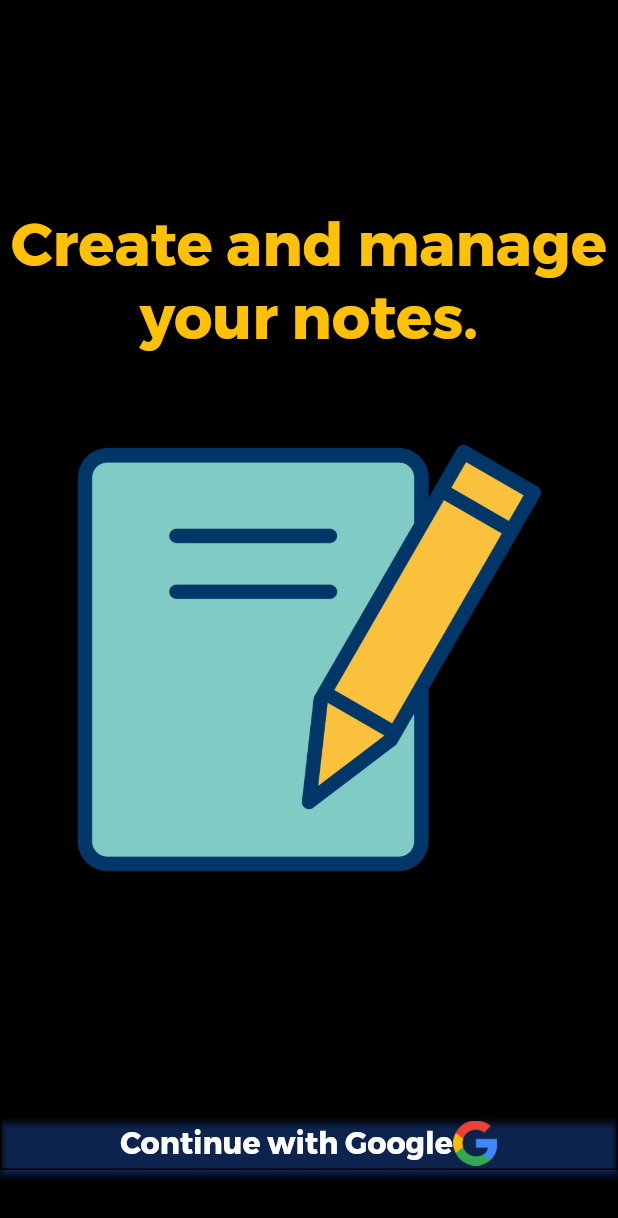
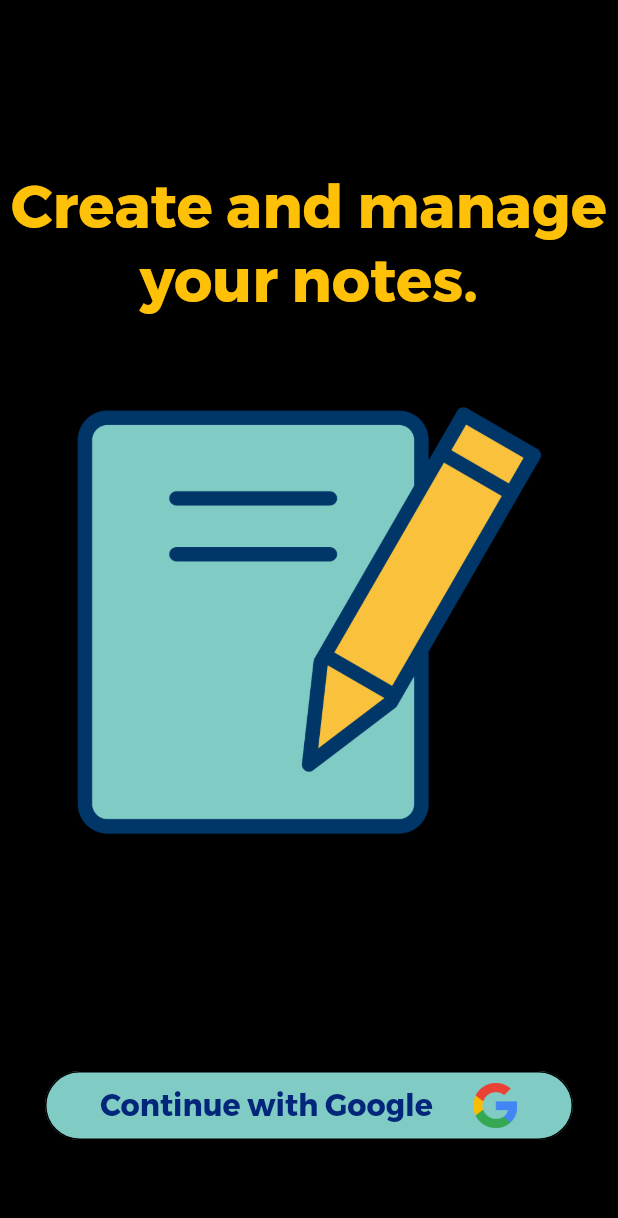
Before and after one commit to TayebwaBrunoBusinge/Notes101, a Flutter app: the screen it shows after launch, after a tap on "Continue with Google", on a phone screen of 412 x 824 dp. Shown: the top 1218 px of the screen. Run offline on Flutter 3.47's test engine with Material 2 defaults, Android fonts, the phone set to English and light mode, and no system bars; our stand-ins replace cloud_firestore, firebase_auth, firebase_core, google_sign_in; accounts and stored records are empty.

Commit message:
Redo first commit

```diff
--- /dev/null
+++ b/lib/backend/googleSignIn.dart
@@ -0,0 +1,61 @@
+import 'package:flutter/material.dart';
+import 'package:google_sign_in/google_sign_in.dart';
+import 'package:firebase_auth/firebase_auth.dart';
+import 'package:cloud_firestore/cloud_firestore.dart';
+import 'package:notes101/routes/homepage.dart';
+
+GoogleSignIn googleSignIn = GoogleSignIn();
+FirebaseAuth firebaseAuth = FirebaseAuth.instance;
+CollectionReference usersCollection =
+    FirebaseFirestore.instance.collection('users');
+
+Future<bool> signInWithGoogle(BuildContext context) async {
+  try {
+    final GoogleSignInAccount? signedInGoogleAccount =
+        await googleSignIn.signIn();
+
+    if (signedInGoogleAccount != null) {
+      final GoogleSignInAuthentication googleSignInAuthentication =
+          await signedInGoogleAccount.authentication;
+
+      final AuthCredential googleCredentials = GoogleAuthProvider.credential(
+          idToken: googleSignInAuthentication.idToken,
+          accessToken: googleSignInAuthentication.accessToken);
+
+      final UserCredential firebaseSignInResult =
+          await firebaseAuth.signInWithCredential(googleCredentials);
+
+      final User? signedInUser = firebaseSignInResult.user;
+
+      var signedInUsersData = {
+        'name': signedInGoogleAccount.displayName,
+        'photo': signedInGoogleAccount.photoUrl,
+        'email': signedInGoogleAccount.email,
+      };
+
+      await usersCollection
+          .doc(signedInUser!.uid)
+          .get()
+          .then((usersDocumentSnapshot) async {
+        if (usersDocumentSnapshot.exists) {
+          await usersDocumentSnapshot.reference.update(signedInUsersData);
+
+          Navigator.of(context).pushReplacement(MaterialPageRoute(
+            builder: (context) => const Homepage(),
+          ));
+        } else {
+          await usersCollection.doc(signedInUser.uid).set(signedInUsersData);
+
+          Navigator.of(context).pushReplacement(MaterialPageRoute(
+            builder: (context) => const Homepage(),
+          ));
+        }
+      });
+    }
+  } catch (platformException) {
+    print('Sign in not successful!');
+    print(platformException);
+  }
+
+  return true;
+}
--- a/lib/main.dart
+++ b/lib/main.dart
@@ -1,22 +1,25 @@
 import 'package:flutter/material.dart';
 // ignore: depend_on_referenced_packages
 import 'package:firebase_core/firebase_core.dart';
-
+import 'package:firebase_auth/firebase_auth.dart';
 import 'routes/login.dart';
 
-void main() {
+void main() async {
   WidgetsFlutterBinding.ensureInitialized();
-  Firebase.initializeApp();
-  runApp(Notes101());
+  await Firebase.initializeApp();
+  FirebaseAuth firebaseAuth = FirebaseAuth.instance;
+  runApp(const Notes101());
 }
 
 class Notes101 extends StatelessWidget {
+  const Notes101({Key? key}) : super(key: key);
+
   @override
   Widget build(BuildContext context) {
     return MaterialApp(
       debugShowCheckedModeBanner: false,
       title: 'Notes 101',
-      theme: ThemeData.dark().copyWith(
+      theme: ThemeData.light().copyWith(
         primaryColor: Colors.white,
       ),
       // ignore: prefer_const_constructors
--- a/lib/routes/login.dart
+++ b/lib/routes/login.dart
@@ -1,4 +1,5 @@
 import 'package:flutter/material.dart';
+import 'package:notes101/backend/googleSignIn.dart';
 
 class LoginPage extends StatefulWidget {
   const LoginPage({Key? key}) : super(key: key);
@@ -10,6 +11,8 @@ class LoginPage extends StatefulWidget {
 class _LoginPageState extends State<LoginPage> {
   @override
   Widget build(BuildContext context) {
+    const double paddingFromEdges = 30;
+
     return Scaffold(
       backgroundColor: Colors.black,
       body: Column(
@@ -30,45 +33,57 @@ class _LoginPageState extends State<LoginPage> {
                 "Create and manage your notes.",
                 style: TextStyle(
                     fontFamily: "Montserrat",
-                    fontWeight: FontWeight.w100,
                     fontSize: 40,
                     color: Colors.amber),
                 textAlign: TextAlign.center,
               ),
             ),
           ),
-          ElevatedButton(
-            onPressed: () {},
+          Padding(
+            padding: const EdgeInsets.only(
+              left: paddingFromEdges,
+              right: paddingFromEdges,
+            ),
+            child: TextButton(
+              onPressed: () {
+                signInWithGoogle(context);
+              },
               style: ButtonStyle(
                   shape: MaterialStateProperty.all(
                     const RoundedRectangleBorder(
                       side: BorderSide(style: BorderStyle.solid),
+                      borderRadius: BorderRadius.all(Radius.circular(30)),
                     ),
                   ),
-                elevation: MaterialStateProperty.all(2),
+                  elevation: MaterialStateProperty.all(100),
                   shadowColor: MaterialStateProperty.all(
-                    const Color.fromARGB(255, 36, 116, 253)),
-                enableFeedback: true,
-                backgroundColor: MaterialStateProperty.all(Colors.black12)),
+                      const Color.fromARGB(1, 255, 255, 255)),
+                  backgroundColor: MaterialStateProperty.all(
+                      const Color.fromARGB(255, 128, 203, 196))),
               child: Row(
                 mainAxisAlignment: MainAxisAlignment.center,
                 children: const [
                   Text(
-                  "Continue with Google",
+                    "Continue with Google      ",
                     style: TextStyle(
                       fontFamily: "Montserrat",
                       fontSize: 20,
+                      color: Color.fromARGB(255, 2, 38, 122),
                     ),
                   ),
                   SizedBox.square(
                     dimension: 30,
                     child: Image(
-                    image:
-                        AssetImage("assets/images/Google-Icon-PNG_rwscww.png"),
+                      image: AssetImage(
+                          "assets/images/Google-Icon-PNG_rwscww.png"),
                     ),
                   )
                 ],
               ),
+            ),
+          ),
+          const Padding(
+            padding: EdgeInsets.only(bottom: 50.0),
           ),
         ],
       ),
--- /dev/null
+++ b/lib/routes/viewNote.dart
@@ -0,0 +1 @@
+import 'package:flutter/material.dart';
```
Also changed, not shown: lib/backend/noteRetrieval.dart (added, +39 -0 lines), lib/routes/homepage.dart (added, +22 -0 lines), lib/routes/addNotes.dart (added). Lines whose indentation alone changed are shown as unchanged.
